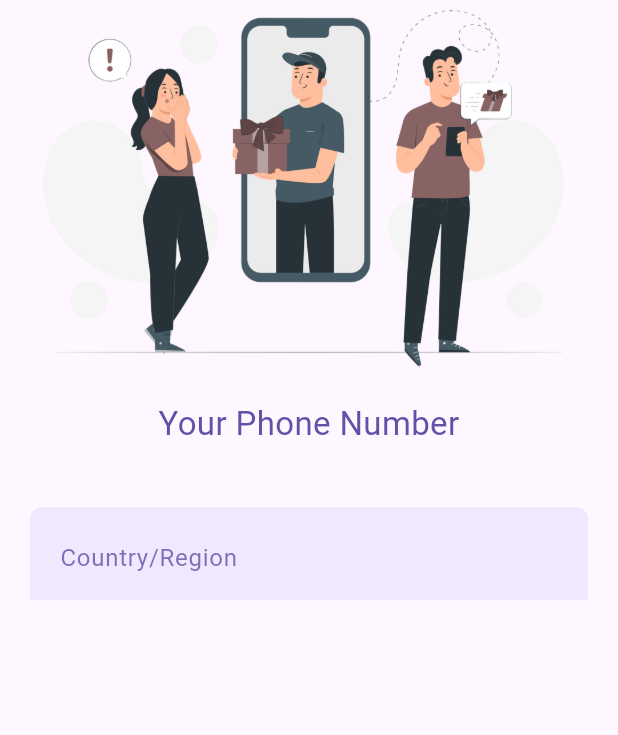
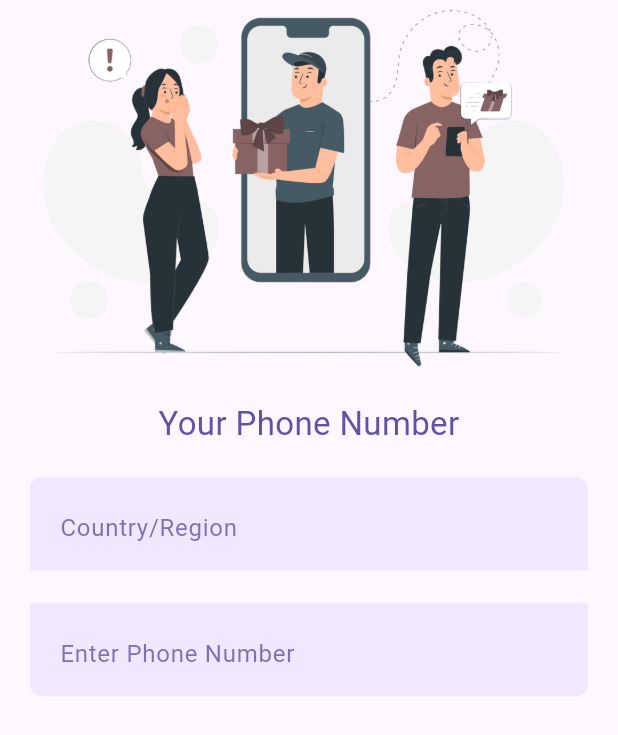
Before and after one commit to Ayush13Bhatia/6am_mart, a Flutter app: the screen it shows after launch, on a phone screen of 412 x 824 dp. Shown: the top 735 px of the screen. Run offline on Flutter 3.47's test engine with Material 2 defaults, Android fonts, the phone set to English and light mode, and no system bars; our stand-ins replace rive.

Commit message:
add text form field in login screen

```diff
--- a/lib/components/my_text_field.dart
+++ b/lib/components/my_text_field.dart
@@ -12,12 +12,13 @@ class MyTextField extends StatelessWidget {
   final String? label;
   final String? hint;
   final TextStyle? hintTextStyle;
-  final TextStyle? lableTextStyle;
+  final TextStyle? labelTextStyle;
   final Widget? suffixWidget;
   final Widget? prefixWidget;
   final TextInputType? inputType;
   final TextStyle? style;
   final bool isReadOnly;
+  final String? Function(String?)? validator;
 
   const MyTextField({
     super.key,
@@ -30,12 +31,13 @@ class MyTextField extends StatelessWidget {
     this.label,
     this.hint,
     this.hintTextStyle,
-    this.lableTextStyle,
+    this.labelTextStyle,
     this.suffixWidget,
     this.prefixWidget,
     this.inputType = TextInputType.text,
     this.style,
     this.isReadOnly = false,
+    this.validator,
   });
 
   @override
@@ -64,7 +66,7 @@ class MyTextField extends StatelessWidget {
             labelText: label,
             prefix: prefixWidget,
             suffix: suffixWidget,
-            labelStyle: lableTextStyle ??
+            labelStyle: labelTextStyle ??
                 TextStyle(
                   color: MyTheme.primary.withOpacity(0.8),
                 ),
--- a/lib/screens/login_screen.dart
+++ b/lib/screens/login_screen.dart
@@ -5,12 +5,20 @@ import '../components/my_text_field.dart';
 import '../utils/images_url.dart';
 import '../utils/my_theme.dart';
 
-class LoginScreen extends StatelessWidget {
+class LoginScreen extends StatefulWidget {
   const LoginScreen({Key? key}) : super(key: key);
 
   @override
+  State<LoginScreen> createState() => _LoginScreenState();
+}
+
+class _LoginScreenState extends State<LoginScreen> {
+  final TextEditingController _countryController = TextEditingController();
+  final TextEditingController _phoneController = TextEditingController();
+  @override
   Widget build(BuildContext context) {
     final size = MediaQuery.of(context).size;
+
     return Scaffold(
       body: Column(
         children: [
@@ -31,7 +39,6 @@ class LoginScreen extends StatelessWidget {
               fontFamily: "Roboto",
             ),
           ),
-          const SizedBox(height: 20),
           const SizedBox(height: 20),
           MyTextField(
             controller: _countryController,
@@ -55,22 +62,41 @@ class LoginScreen extends StatelessWidget {
               ),
             ),
             onTap: () {
-              showCountryPicker(
-                context: context,
-                showPhoneCode: true,
-                favorite: ["IN"],
-                countryListTheme: CountryListThemeData(
-                  flagSize: 35,
-                  bottomSheetHeight: size.height * 0.8,
-                ),
-                onSelect: (Country country) {
-                  print('Select country: ${country.flagEmoji}');
-                  _countryController.text = "${country.flagEmoji} ${country.name}(+${country.phoneCode})";
-                },
-              );
+              // showCountryPicker(
+              //   context: context,
+              //   showPhoneCode: true,
+              //   favorite: ["IN"],
+              //   countryListTheme: CountryListThemeData(
+              //     flagSize: 35,
+              //     bottomSheetHeight: size.height * 0.8,
+              //   ),
+              //   onSelect: (Country country) {
+              //     print('Select country: ${country.flagEmoji}');
+              //     _countryController.text = "${country.flagEmoji} ${country.name}(+${country.phoneCode})";
+              //   },
+              // );
             },
           ),
+          const SizedBox(height: 20),
           const SizedBox(height: 2),
+          MyTextField(
+            controller: _phoneController,
+            label: "Enter Phone Number",
+            borderRadius: const BorderRadius.only(
+              bottomLeft: Radius.circular(8),
+              bottomRight: Radius.circular(8),
+            ),
+            inputType: TextInputType.number,
+            validator: (st) {
+              if (st == null) {
+                return "Please input mobile number";
+              }
+              if (st.isEmpty) {
+                return "Please input mobile number";
+              }
+              return null;
+            },
+          ),
         ],
       ),
     );
```
